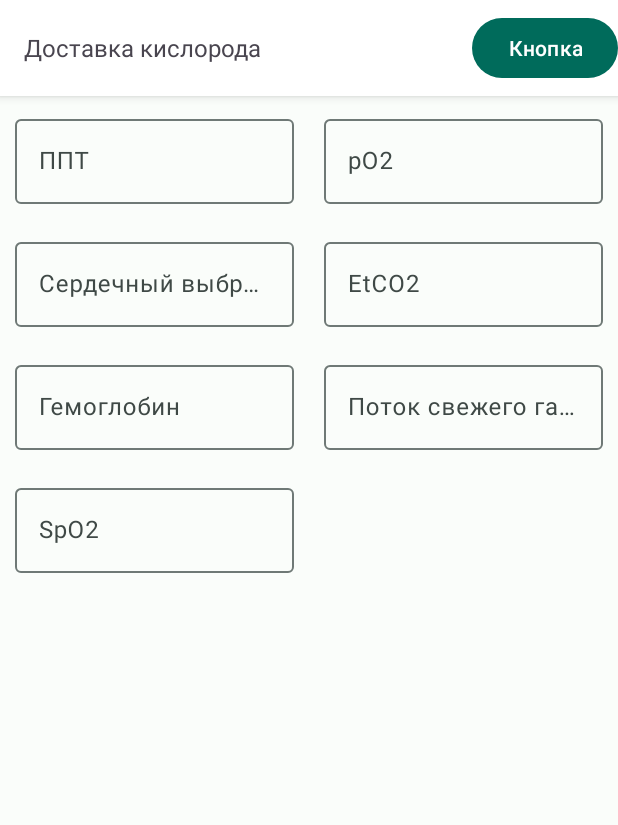
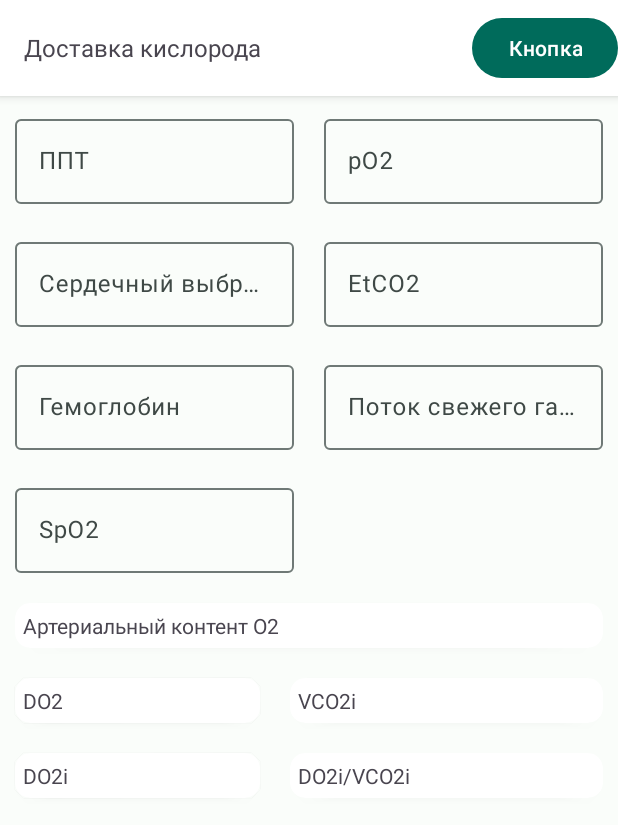
Before and after one commit to drwho174/Calc1, an Android app: the screen it shows after launch (MainActivity), after a tap on "Доставка кислорода", on a phone screen of 412 x 824 dp. Shown: the top 825 px of the screen. Run offline under Robolectric (Android 15) with nearby library versions, the phone set to English and light mode, and no system bars.

Commit message:
Oxygen delivery calculator logic corrected

```diff
--- a/app/src/main/java/com/drwho174/calc1/Oxy.kt
+++ b/app/src/main/java/com/drwho174/calc1/Oxy.kt
@@ -90,11 +90,11 @@ class Oxy : Fragment() {
                     po2.text.isNotEmpty()&&
                     freshgasflow.text.isNotEmpty()){
 
-                    arterialcontentO2.text = oxygenarterialcontent().toString()
-                    do2.text = oxygendelivery().toString()
-                    do2i.text = oxygendelyveryindex().toString()
-                    vco2i.text = co2productionindex().toString()
-                    do2vco2i.text = do2indexco2index().toString()
+                    arterialcontentO2.text = String.format("%.1f мл/дл",oxygenarterialcontent())
+                    do2.text = String.format("%.1f мл/мин" ,oxygendelivery())
+                    do2i.text = String.format("%.1f мл/мин/м2",oxygendelyveryindex())
+                    vco2i.text = String.format("%.1f мл/мин",co2productionindex())
+                    do2vco2i.text = String.format("%.1f", do2indexco2index())
 
                 }
             }
--- a/app/src/main/res/layout/fragment_oxy.xml
+++ b/app/src/main/res/layout/fragment_oxy.xml
@@ -147,30 +147,129 @@
         </LinearLayout>
     </LinearLayout>
 
+
+<androidx.cardview.widget.CardView
+    android:layout_width="match_parent"
+    android:layout_height="wrap_content"
+    android:layout_margin="10dp"
+    android:background="?attr/colorSecondaryContainer"
+    android:elevation="2dp"
+    android:padding="20dp"
+    app:cardCornerRadius="10dp">
     <TextView
         android:layout_width="wrap_content"
         android:layout_height="wrap_content"
-    android:id="@+id/arterialcontentO2"/>
-
+        android:text="Артериальный контент O2"
+        android:layout_margin="5dp"/>
     <TextView
         android:layout_width="wrap_content"
         android:layout_height="wrap_content"
-        android:id="@+id/do2"/>
+        android:id="@+id/arterialcontentO2"
+        android:layout_gravity="end"
+        android:layout_margin="5dp"/>
+</androidx.cardview.widget.CardView>
 
+    <LinearLayout
+        android:layout_width="match_parent"
+        android:layout_height="match_parent"
+        android:orientation="horizontal">
+        <LinearLayout
+            android:layout_width="wrap_content"
+            android:layout_height="wrap_content"
+            android:orientation="vertical"
+            android:layout_weight="1">
+            <androidx.cardview.widget.CardView
+                android:layout_width="match_parent"
+                android:layout_height="wrap_content"
+                android:layout_margin="10dp"
+                android:background="?attr/colorSecondaryContainer"
+                android:elevation="2dp"
+                android:padding="20dp"
+                app:cardCornerRadius="10dp">
                 <TextView
                     android:layout_width="wrap_content"
                     android:layout_height="wrap_content"
-        android:id="@+id/do2i"/>
-
+                    android:text="DO2"
+                    android:layout_margin="5dp"/>
                 <TextView
                     android:layout_width="wrap_content"
                     android:layout_height="wrap_content"
-        android:id="@+id/vco2i"/>
+                    android:id="@+id/do2"
+                    android:layout_gravity="end"
+                    android:layout_margin="5dp"/>
+            </androidx.cardview.widget.CardView>
 
+            <androidx.cardview.widget.CardView
+                android:layout_width="match_parent"
+                android:layout_height="wrap_content"
+                android:layout_margin="10dp"
+                android:background="?attr/colorSecondaryContainer"
+                android:elevation="2dp"
+                android:padding="20dp"
+                app:cardCornerRadius="10dp">
                 <TextView
                     android:layout_width="wrap_content"
                     android:layout_height="wrap_content"
-        android:id="@+id/do2ivco2i"/>
+                    android:text="DO2i"
+                    android:layout_margin="5dp"/>
+                <TextView
+                    android:layout_width="wrap_content"
+                    android:layout_height="wrap_content"
+                    android:id="@+id/do2i"
+                    android:layout_gravity="end"
+                    android:layout_margin="5dp"/>
+            </androidx.cardview.widget.CardView>
+        </LinearLayout>
+        <LinearLayout
+            android:layout_width="wrap_content"
+            android:layout_height="wrap_content"
+            android:orientation="vertical"
+            android:layout_weight="1">
+            <androidx.cardview.widget.CardView
+                android:layout_width="match_parent"
+                android:layout_height="wrap_content"
+                android:layout_margin="10dp"
+                android:background="?attr/colorSecondaryContainer"
+                android:elevation="2dp"
+                android:padding="20dp"
+                app:cardCornerRadius="10dp">
+                <TextView
+                    android:layout_width="wrap_content"
+                    android:layout_height="wrap_content"
+                    android:text="VCO2i"
+                    android:layout_margin="5dp"/>
+                <TextView
+                    android:layout_width="wrap_content"
+                    android:layout_height="wrap_content"
+                    android:id="@+id/vco2i"
+                    android:layout_gravity="end"
+                    android:layout_margin="5dp"/>
+            </androidx.cardview.widget.CardView>
+
+            <androidx.cardview.widget.CardView
+                android:layout_width="match_parent"
+                android:layout_height="wrap_content"
+                android:layout_margin="10dp"
+                android:background="?attr/colorSecondaryContainer"
+                android:elevation="2dp"
+                android:padding="20dp"
+                app:cardCornerRadius="10dp">
+                <TextView
+                    android:layout_width="wrap_content"
+                    android:layout_height="wrap_content"
+                    android:text="DO2i/VCO2i"
+                    android:layout_margin="5dp"/>
+                <TextView
+                    android:layout_width="wrap_content"
+                    android:layout_height="wrap_content"
+                    android:id="@+id/do2ivco2i"
+                    android:layout_gravity="end"
+                    android:layout_margin="5dp"/>
+            </androidx.cardview.widget.CardView>
+        </LinearLayout>
+    </LinearLayout>
+
+
 
 
 
```
Lines whose indentation alone changed are shown as unchanged.
